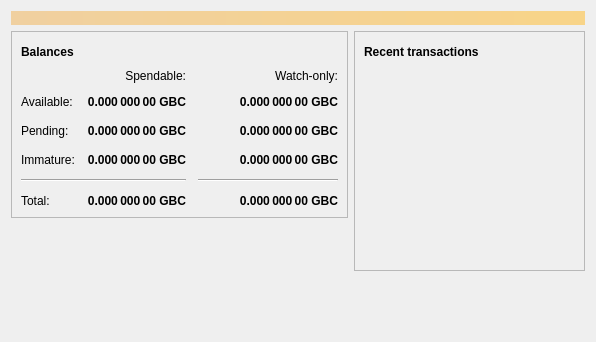
This is src/qt/forms/overviewpage.ui in freelancedeveloper025/glee as Qt 5 draws it before an edit. The edited form follows.
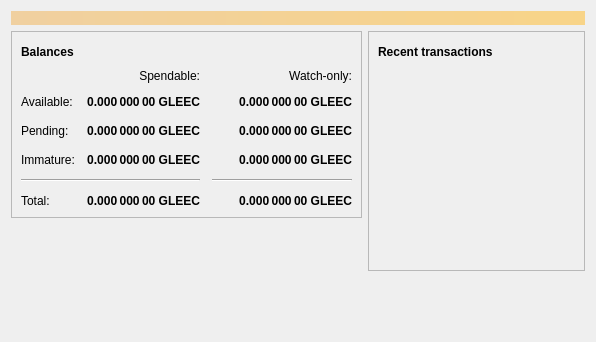
This is the edited form. Icons and pictures are not drawn.

The edit to the form file:
```diff
--- a/src/qt/forms/overviewpage.ui
+++ b/src/qt/forms/overviewpage.ui
@@ -129,7 +129,7 @@
                <string>Unconfirmed transactions to watch-only addresses</string>
               </property>
               <property name="text">
-               <string notr="true">0.000 000 00 GBC</string>
+               <string notr="true">0.000 000 00 GLEEC</string>
               </property>
               <property name="alignment">
                <set>Qt::AlignRight|Qt::AlignTrailing|Qt::AlignVCenter</set>
@@ -154,7 +154,7 @@
                <string>Total of transactions that have yet to be confirmed, and do not yet count toward the spendable balance</string>
               </property>
               <property name="text">
-               <string notr="true">0.000 000 00 GBC</string>
+               <string notr="true">0.000 000 00 GLEEC</string>
               </property>
               <property name="alignment">
                <set>Qt::AlignRight|Qt::AlignTrailing|Qt::AlignVCenter</set>
@@ -179,7 +179,7 @@
                <string>Mined balance in watch-only addresses that has not yet matured</string>
               </property>
               <property name="text">
-               <string notr="true">0.000 000 00 GBC</string>
+               <string notr="true">0.000 000 00 GLEEC</string>
               </property>
               <property name="alignment">
                <set>Qt::AlignRight|Qt::AlignTrailing|Qt::AlignVCenter</set>
@@ -237,7 +237,7 @@
                <string>Mined balance that has not yet matured</string>
               </property>
               <property name="text">
-               <string notr="true">0.000 000 00 GBC</string>
+               <string notr="true">0.000 000 00 GLEEC</string>
               </property>
               <property name="alignment">
                <set>Qt::AlignRight|Qt::AlignTrailing|Qt::AlignVCenter</set>
@@ -282,7 +282,7 @@
                <string>Your current total balance</string>
               </property>
               <property name="text">
-               <string notr="true">0.000 000 00 GBC</string>
+               <string notr="true">0.000 000 00 GLEEC</string>
               </property>
               <property name="alignment">
                <set>Qt::AlignRight|Qt::AlignTrailing|Qt::AlignVCenter</set>
@@ -307,7 +307,7 @@
                <string>Current total balance in watch-only addresses</string>
               </property>
               <property name="text">
-               <string notr="true">0.000 000 00 GBC</string>
+               <string notr="true">0.000 000 00 GLEEC</string>
               </property>
               <property name="alignment">
                <set>Qt::AlignRight|Qt::AlignTrailing|Qt::AlignVCenter</set>
@@ -349,7 +349,7 @@
                <string>Your current spendable balance</string>
               </property>
               <property name="text">
-               <string notr="true">0.000 000 00 GBC</string>
+               <string notr="true">0.000 000 00 GLEEC</string>
               </property>
               <property name="alignment">
                <set>Qt::AlignRight|Qt::AlignTrailing|Qt::AlignVCenter</set>
@@ -374,7 +374,7 @@
                <string>Your current balance in watch-only addresses</string>
               </property>
               <property name="text">
-               <string notr="true">0.000 000 00 GBC</string>
+               <string notr="true">0.000 000 00 GLEEC</string>
               </property>
               <property name="alignment">
                <set>Qt::AlignRight|Qt::AlignTrailing|Qt::AlignVCenter</set>
```
